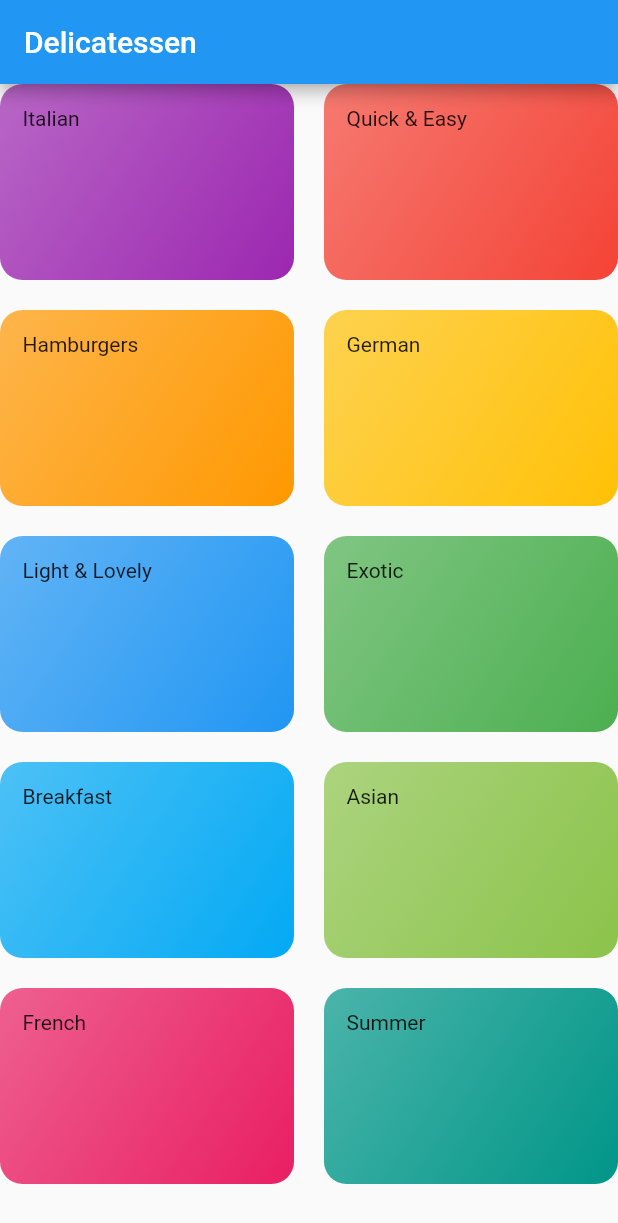
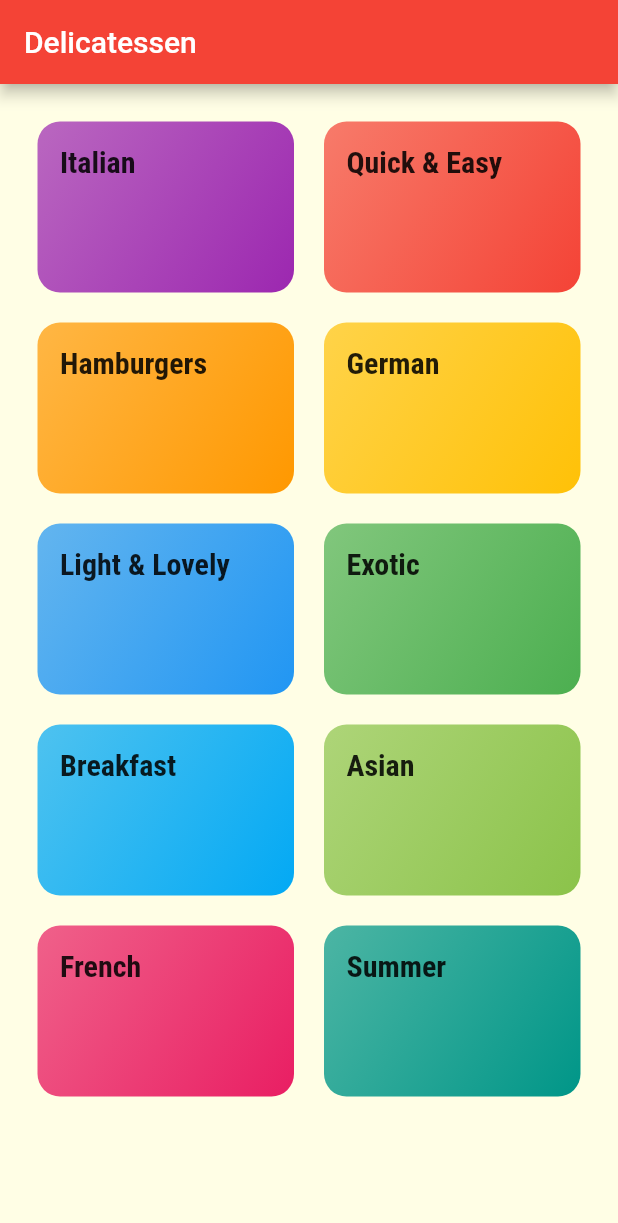
Before and after one commit to muriukiMartin/meals_app, a Flutter app: the screen it shows after launch, on a phone screen of 412 x 824 dp. Shown: the top 1223 px of the screen. Run offline on Flutter 3.47's test engine with Material 2 defaults, Android fonts, the phone set to English and light mode, and no system bars.

Commit message:
General styling

```diff
--- a/lib/categories_screen.dart
+++ b/lib/categories_screen.dart
@@ -3,13 +3,14 @@ import './dummy_data.dart';
 import './category_item.dart';
 
 class CategoriesScreen extends StatelessWidget {
-  const CategoriesScreen({Key? key}) : super(key: key);
+  // const CategoriesScreen({Key? key}) : super(key: key);
 
   @override
   Widget build(BuildContext context) {
     return Scaffold(
       appBar: AppBar(title: const Text('Delicatessen'),),
       body: GridView(
+        padding: const EdgeInsets.all(25),
         children: dummyCategories
             .map((catData) => CategoryItem(catData.title, catData.color))
             .toList(),
--- a/lib/category_item.dart
+++ b/lib/category_item.dart
@@ -11,7 +11,7 @@ class CategoryItem extends StatelessWidget {
   Widget build(BuildContext context) {
     return Container(
       padding: const EdgeInsets.all(15),
-      child: Text(title),
+      child: Text(title, style: Theme.of(context).textTheme.subtitle1,),
       decoration: BoxDecoration(
         gradient: LinearGradient(
           colors: [
--- a/lib/main.dart
+++ b/lib/main.dart
@@ -9,7 +9,23 @@ class MyApp extends StatelessWidget {
     return MaterialApp(
       title: 'DeliMeals',
       theme: ThemeData(
-        primarySwatch: Colors.blue,
+        primarySwatch: Colors.red,
+        accentColor: Colors.cyanAccent,
+        canvasColor: Color.fromRGBO(255, 254, 229, 1),
+        fontFamily: 'Railway',
+        textTheme: ThemeData.light().textTheme.copyWith(
+              bodyText1: TextStyle(
+                color: Color.fromRGBO(20, 51, 51, 1),
+              ),
+              bodyText2: TextStyle(
+                color: Color.fromRGBO(20, 51, 51, 1),
+              ),
+              subtitle1: TextStyle(
+                fontSize: 20,
+                fontFamily: 'RobotoCondensed',
+                fontWeight: FontWeight.bold,
+              ),
+            ),
       ),
       home: CategoriesScreen(),
       debugShowCheckedModeBanner: false,
--- a/lib/models/category.dart
+++ b/lib/models/category.dart
@@ -6,8 +6,8 @@ class Category {
   final Color color;
 
   const Category({
-    required this.id,
-    required this.title,
+    @required this.id,
+    @required this.title,
     this.color = Colors.orange,
   });
 }
```
